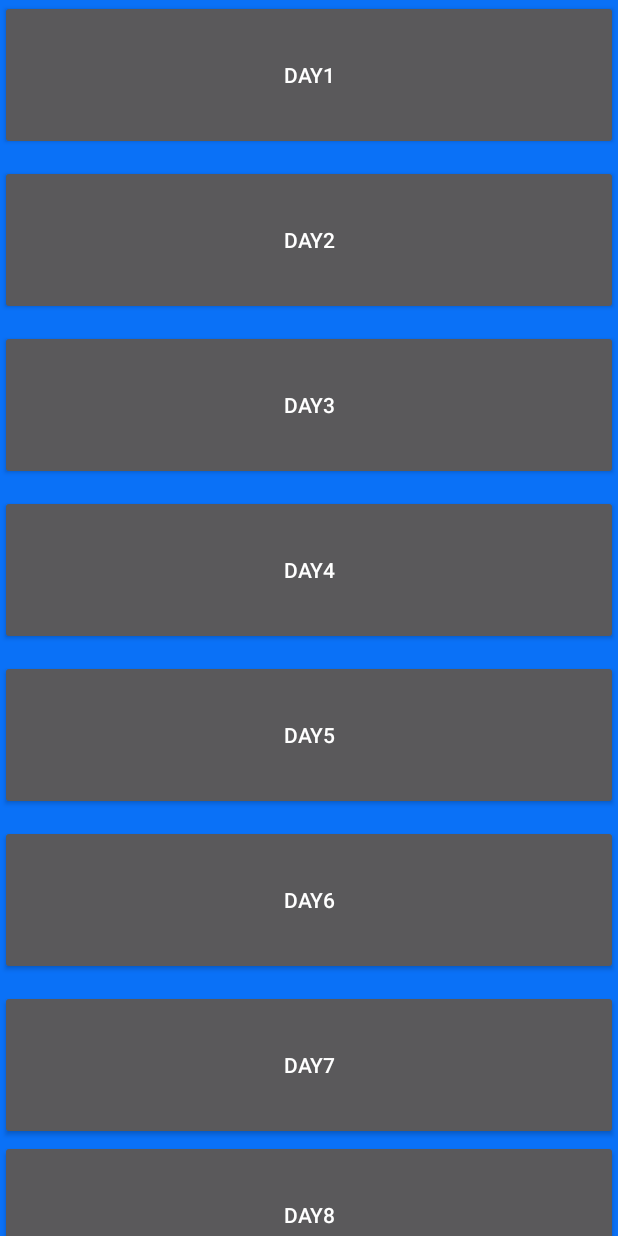
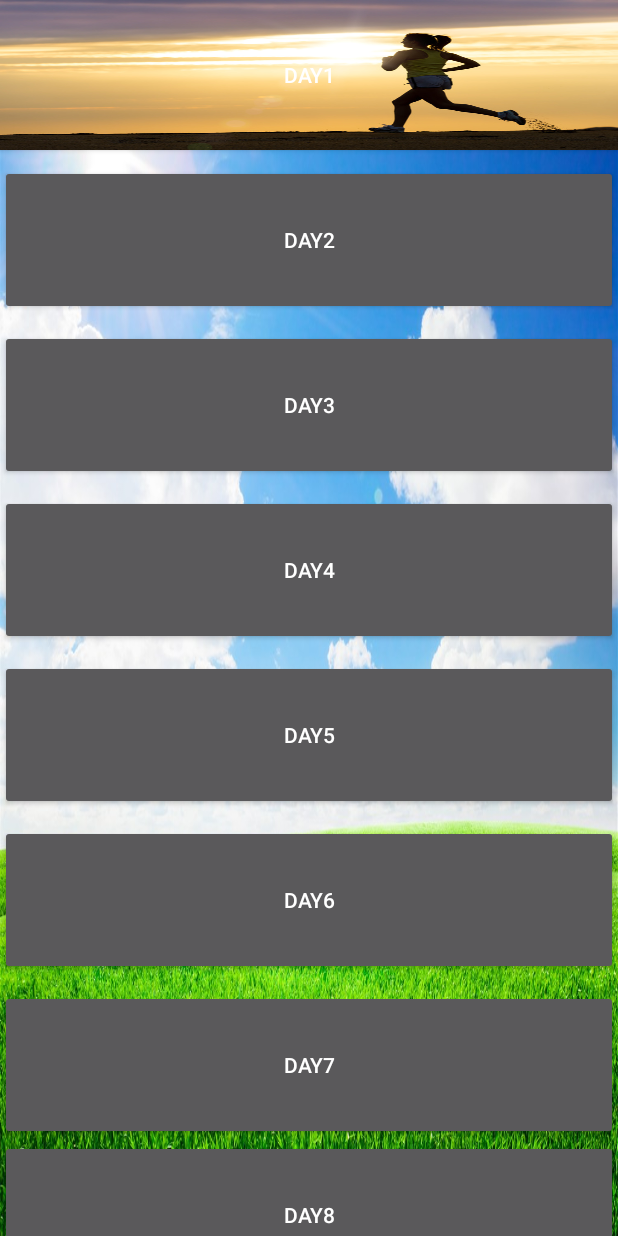
Before and after one commit to huang840801/Exercise_Record, an Android app: the screen it shows after launch (MainActivity), on a phone screen of 412 x 824 dp. Run offline under Robolectric (Android 15) with nearby library versions, the phone set to English and light mode, and no system bars.

Commit message:
pictures setting and icon change(pictures put in mipmap)

```diff
--- a/app/src/main/res/layout/activity_main.xml
+++ b/app/src/main/res/layout/activity_main.xml
@@ -4,7 +4,7 @@
     xmlns:tools="http://schemas.android.com/tools"
     android:layout_width="wrap_content"
     android:layout_height="wrap_content"
-    android:background="#0a71f7"
+    android:background="@mipmap/grass"
     tools:context=".MainActivity">
 
 <ScrollView
@@ -19,6 +19,7 @@
             android:id="@+id/button_Day1"
             android:layout_width="match_parent"
             android:layout_height="100dp"
+            android:background="@mipmap/run1"
 
             android:text="Day1" />
 
```
Also changed, not shown: app/src/main/res/mipmap-hdpi/grass.jpg (added), app/src/main/res/mipmap-mdpi/run1.jpeg (added).
